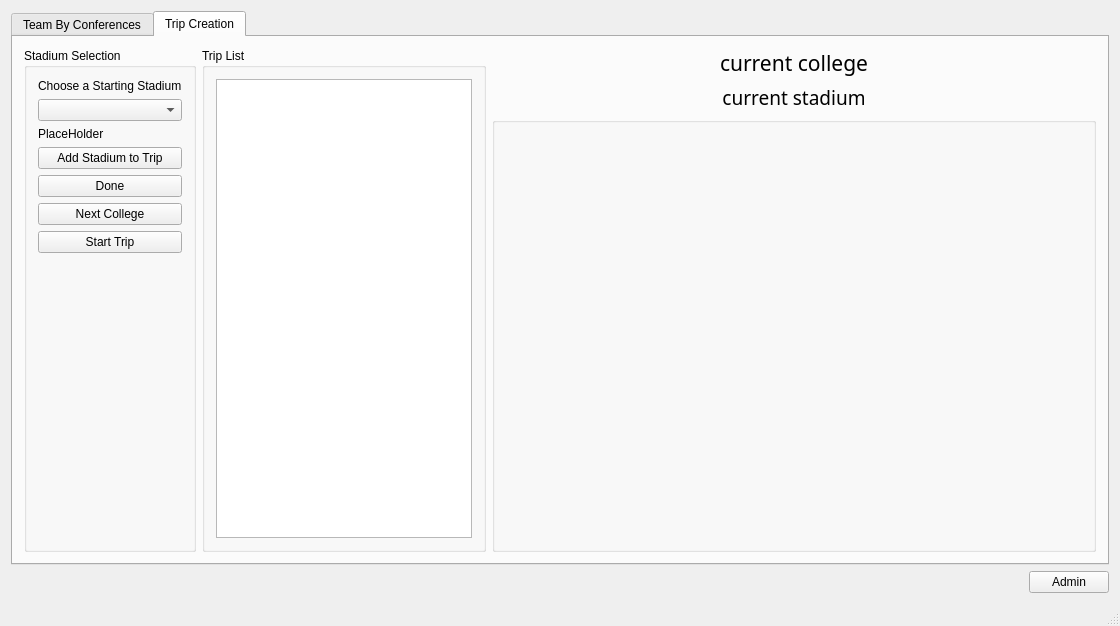
Above: mainwindow.ui from OneEcho/NFL-Football-Project before the change. Below: the same form after it.
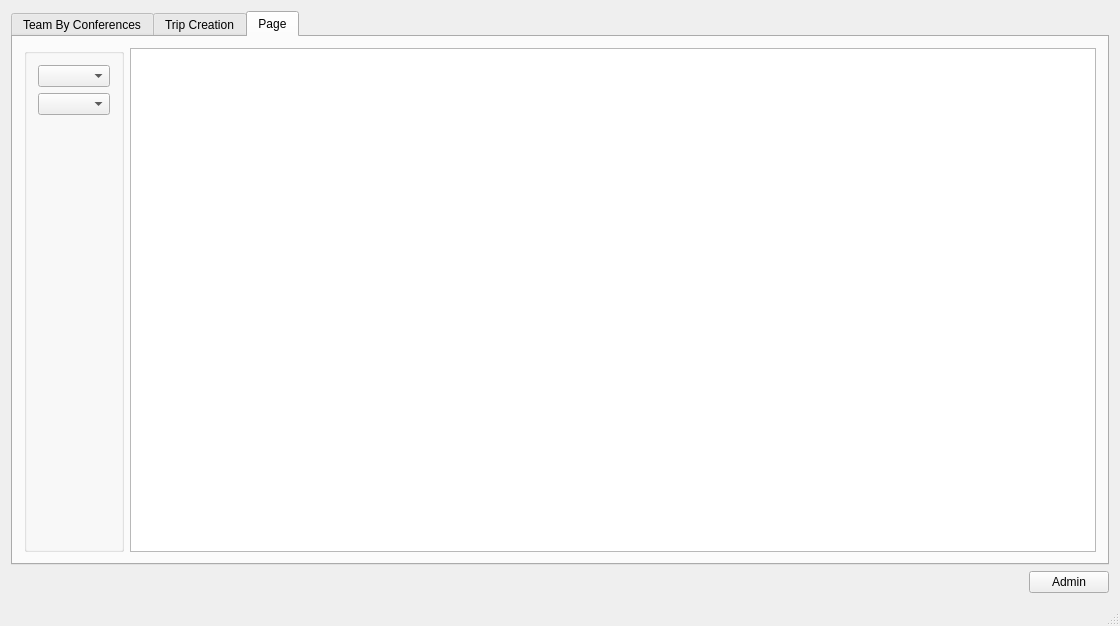
That is the form after the change. The open tabs and pages were chosen to show the change.

Commit message: finished the algorithm that will visit all stadiums in the most efficient path starting with the user defined stadium -Eric

What changed in the file:
```diff
--- a/mainwindow.ui
+++ b/mainwindow.ui
@@ -212,47 +212,40 @@
            <string>Stadium Selection</string>
           </property>
           <layout class="QGridLayout" name="gridLayout_3">
-           <item row="5" column="0">
+           <item row="9" column="0">
+            <spacer name="verticalSpacer">
+             <property name="orientation">
+              <enum>Qt::Vertical</enum>
+             </property>
+             <property name="sizeHint" stdset="0">
+              <size>
+               <width>20</width>
+               <height>40</height>
+              </size>
+             </property>
+            </spacer>
+           </item>
+           <item row="6" column="0">
             <widget class="QPushButton" name="nextCollegeButton">
              <property name="text">
               <string>Next College</string>
              </property>
             </widget>
            </item>
-           <item row="7" column="0">
-            <spacer name="verticalSpacer">
-             <property name="orientation">
-              <enum>Qt::Vertical</enum>
-             </property>
-             <property name="sizeHint" stdset="0">
-              <size>
-               <width>20</width>
-               <height>40</height>
-              </size>
-             </property>
-            </spacer>
-           </item>
-           <item row="3" column="0">
+           <item row="4" column="0">
             <widget class="QPushButton" name="addToTripButton">
              <property name="text">
               <string>Add Stadium to Trip</string>
              </property>
             </widget>
            </item>
-           <item row="4" column="0">
+           <item row="5" column="0">
             <widget class="QPushButton" name="finishAddingButton">
              <property name="text">
               <string>Done</string>
              </property>
             </widget>
            </item>
-           <item row="2" column="0">
-            <widget class="QLabel" name="tripCreateTeamNameLabel">
-             <property name="text">
-              <string>PlaceHolder</string>
-             </property>
-            </widget>
-           </item>
            <item row="0" column="0">
             <widget class="QLabel" name="label_3">
              <property name="text">
@@ -260,10 +253,14 @@
              </property>
             </widget>
            </item>
-           <item row="1" column="0">
-            <widget class="QComboBox" name="tripCreationComboBox"/>
+           <item row="3" column="0">
+            <widget class="QLabel" name="tripCreateTeamNameLabel">
+             <property name="text">
+              <string>PlaceHolder</string>
+             </property>
+            </widget>
            </item>
-           <item row="6" column="0">
+           <item row="7" column="0">
             <widget class="QPushButton" name="startTripButton">
              <property name="text">
               <string>Start Trip</string>
@@ -359,6 +356,51 @@
         </item>
        </layout>
       </widget>
+      <widget class="QWidget" name="Dijkstras">
+       <attribute name="title">
+        <string>Page</string>
+       </attribute>
+       <layout class="QGridLayout" name="gridLayout_6">
+        <item row="0" column="0">
+         <widget class="QGroupBox" name="groupBox_4">
+          <property name="title">
+           <string/>
+          </property>
+          <layout class="QGridLayout" name="gridLayout_7">
+           <item row="3" column="0">
+            <spacer name="verticalSpacer_3">
+             <property name="orientation">
+              <enum>Qt::Vertical</enum>
+             </property>
+             <property name="sizeHint" stdset="0">
+              <size>
+               <width>20</width>
+               <height>40</height>
+              </size>
+             </property>
+            </spacer>
+           </item>
+           <item row="1" column="0">
+            <widget class="QComboBox" name="endingStadiumComboBoxDijkstras"/>
+           </item>
+           <item row="0" column="0">
+            <widget class="QComboBox" name="startingStadiumComboBoxDijkstras"/>
+           </item>
+           <item row="2" column="0">
+            <widget class="QLabel" name="totalDistanceLabel">
+             <property name="text">
+              <string/>
+             </property>
+            </widget>
+           </item>
+          </layout>
+         </widget>
+        </item>
+        <item row="0" column="1">
+         <widget class="QTableWidget" name="dijkstrasTableWidget"/>
+        </item>
+       </layout>
+      </widget>
      </widget>
     </item>
     <item row="2" column="0">
```
Left out of the diff: 10 changed lines with no effect on the pictures. The commit also changes 5 other files.
